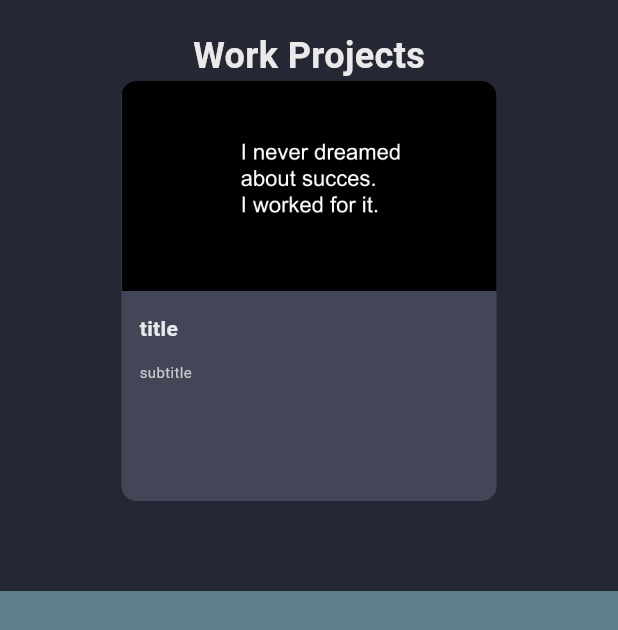
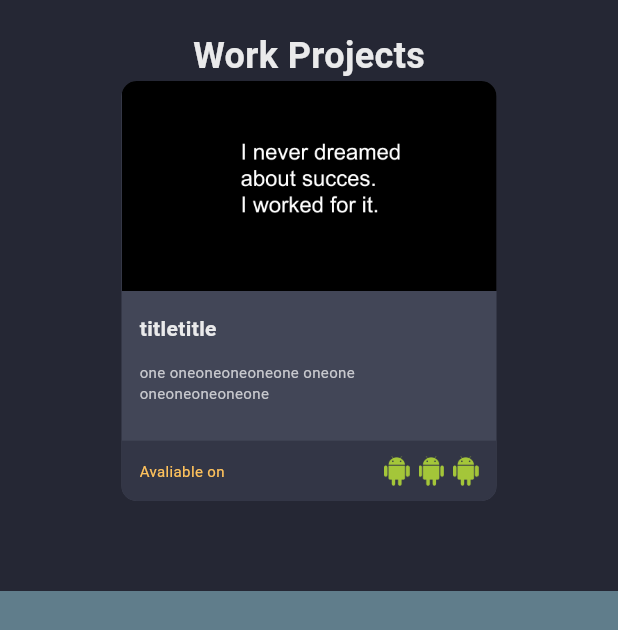
Before and after one commit to AdityaGangani1/adityaportfolio, a Flutter app: the screen it shows after launch, on a phone screen of 412 x 824 dp. Shown: the top 630 px of the screen. Run offline on Flutter 3.47's test engine with Material 3 defaults, Android fonts, the phone set to English and light mode, and no system bars.

Commit message:
one card complely created

```diff
--- a/lib/pages/home_page.dart
+++ b/lib/pages/home_page.dart
@@ -1,6 +1,8 @@
 import 'package:adityaportfolio/constants/colors.dart';
 import 'package:adityaportfolio/constants/size.dart';
+import 'package:adityaportfolio/utils/projects_utils.dart';
 import 'package:adityaportfolio/widget/drawer_mobile.dart';
+import 'package:adityaportfolio/widget/project_card.dart';
 import 'package:flutter/material.dart';
 
 class HomePage extends StatefulWidget {
@@ -91,46 +93,8 @@ class _HomePageState extends State<HomePage> {
                     ),
 
                     //work project card
-                    Container(
-                      clipBehavior: Clip.antiAlias,
-                      height: 280,
-                      width: 250,
-                      decoration: BoxDecoration(
-                          borderRadius: BorderRadius.circular(10),
-                          color: CustomColors.bgLight2),
-                      child: Column(
-                        crossAxisAlignment: CrossAxisAlignment.start,
-                        mainAxisSize: MainAxisSize.min,
-                        children: [
-                          //project image
-                          Image.asset(
-                            'assets/projects/1.jpg',
-                            height: 140,
-                            width: 250,
-                            fit: BoxFit.cover,
-                          ),
-                          //title
-                          const Padding(
-                            padding: EdgeInsets.fromLTRB(12, 15, 12, 12),
-                            child: Text(
-                              "title",
-                              style: TextStyle(
-                                  fontWeight: FontWeight.w600,
-                                  color: CustomColors.whitePrimary),
-                            ),
-                          ),
-                          //subtitle
-                          const Padding(
-                            padding: EdgeInsets.fromLTRB(12, 0, 12, 12),
-                            child: Text(
-                              "subtitle",
-                              style: TextStyle(
-                                  fontSize: 10,
-                                  color: CustomColors.whiteSecondary),
-                            ),
-                          ),
-                        ],
-                      ),
+                    ProjectCard(
+                      project: workProjectUtils.first,
                     )
                   ],
                 ),
--- a/lib/utils/projects_utils.dart
+++ b/lib/utils/projects_utils.dart
@@ -10,20 +10,41 @@ class ProjectsUtils {
     required this.image,
     required this.title,
     required this.subtitle,
-    this.androidLink,
-    this.ioslink,
-    this.weblink,
+    required this.androidLink,
+    required this.ioslink,
+    required this.weblink,
   });
 }
 
 //hobby PROJECTS
-List<ProjectsUtils> hobbyProjectUtils = [
-  ProjectsUtils(image: '', title: 'assets/projects/1.jpg', subtitle: "one"),
+List<ProjectsUtils> workProjectUtils = [
+  ProjectsUtils(
+    image: 'assets/projects/1.jpg',
+    title: 'titletitle',
+    subtitle: "one oneoneoneoneone oneone oneoneoneoneone",
+    ioslink: "",
+    weblink: "",
+    androidLink:
+        "https://www.apple.com/newsroom/2024/07/three-new-games-come-to-apple-arcade-in-august-including-temple-run-legends/",
+  ),
 
   //2
-  ProjectsUtils(image: '', title: 'assets/projects/2.jpg', subtitle: "two"),
+  ProjectsUtils(
+    image: '',
+    title: 'assets/projects/2.jpg',
+    subtitle: "two",
+    ioslink: "",
+    weblink: "",
+    androidLink: "",
+  ),
 
   //3
   ProjectsUtils(
-      image: 'assets/projects/3.jpg', title: "title", subtitle: "three"),
+    image: 'assets/projects/3.jpg',
+    title: "title",
+    subtitle: "three",
+    ioslink: "",
+    weblink: "",
+    androidLink: "",
+  ),
 ];
--- /dev/null
+++ b/lib/widget/project_card.dart
@@ -0,0 +1,104 @@
+import 'dart:js' as js;
+
+import 'package:adityaportfolio/utils/projects_utils.dart';
+import 'package:flutter/material.dart';
+
+import '../constants/colors.dart';
+
+class ProjectCard extends StatelessWidget {
+  const ProjectCard({super.key, required this.project});
+
+  final ProjectsUtils project;
+
+  @override
+  Widget build(BuildContext context) {
+    return Container(
+      clipBehavior: Clip.antiAlias,
+      height: 280,
+      width: 250,
+      decoration: BoxDecoration(
+          borderRadius: BorderRadius.circular(10),
+          color: CustomColors.bgLight2),
+      child: Column(
+        crossAxisAlignment: CrossAxisAlignment.start,
+        mainAxisSize: MainAxisSize.min,
+        children: [
+          //project image
+          Image.asset(
+            // 'assets/projects/1.jpg',
+            project.image,
+            height: 140,
+            width: 250,
+            fit: BoxFit.cover,
+          ),
+          //title
+          Padding(
+            padding: EdgeInsets.fromLTRB(12, 15, 12, 12),
+            child: Text(
+              // "title",
+              project.title,
+              style: const TextStyle(
+                  fontWeight: FontWeight.w600,
+                  color: CustomColors.whitePrimary),
+            ),
+          ),
+          //subtitle
+          Padding(
+            padding: EdgeInsets.fromLTRB(12, 0, 12, 12),
+            child: Text(
+              project.subtitle,
+              style:
+                  TextStyle(fontSize: 10, color: CustomColors.whiteSecondary),
+            ),
+          ),
+          const Spacer(),
+          //project footer
+          Container(
+            padding: const EdgeInsets.symmetric(horizontal: 12, vertical: 10),
+            color: CustomColors.bgLight1,
+            child: Row(
+              children: [
+                const Text(
+                  "Avaliable on",
+                  style: TextStyle(
+                      color: CustomColors.yellowSecondary, fontSize: 10),
+                ),
+                const Spacer(),
+                if (project.ioslink != null)
+                  InkWell(
+                    onTap: () {
+                      js.context.callMethod("open", [project.ioslink]);
+                    },
+                    child: Image.asset(
+                      "assets/android.png",
+                      width: 17,
+                    ),
+                  ),
+                if (project.androidLink != null)
+                  Padding(
+                    padding: const EdgeInsets.only(left: 6),
+                    child: InkWell(
+                      onTap: () {
+                        js.context.callMethod("open", [project.androidLink]);
+                      },
+                      child: Image.asset("assets/android.png", width: 17),
+                    ),
+                  ),
+                if (project.weblink != null)
+                  Padding(
+                    padding: const EdgeInsets.only(left: 6),
+                    child: InkWell(
+                      onTap: () {
+                        js.context.callMethod("open", [project.weblink]);
+                      },
+                      child: Image.asset("assets/android.png", width: 17),
+                    ),
+                  ),
+              ],
+            ),
+          ),
+        ],
+      ),
+    );
+  }
+}
```
